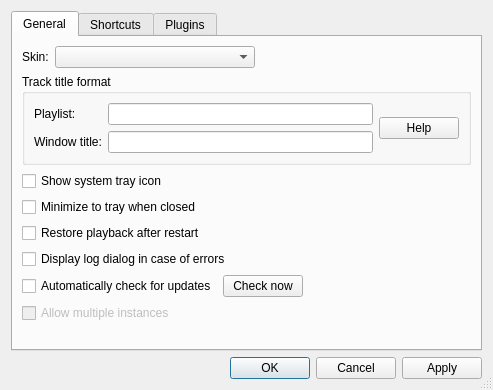
The window that src/preferencesDialog.ui (nulloy/nulloy) describes before a commit, drawn with Qt 5.
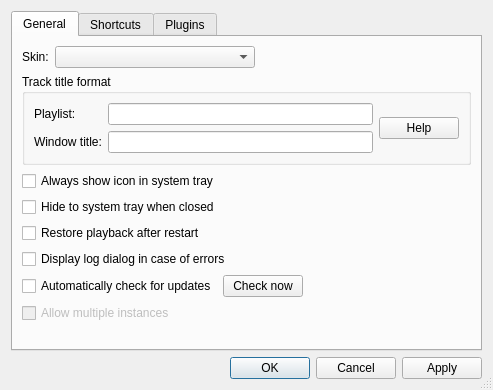
The same window after the commit. Custom widgets are drawn as their Qt base class.

Commit message: rising window on systray click fixed

```diff
--- a/src/preferencesDialog.ui
+++ b/src/preferencesDialog.ui
@@ -111,14 +111,14 @@
        <item>
         <widget class="QCheckBox" name="trayIconCheckBox">
          <property name="text">
-          <string>Show system tray icon</string>
+          <string>Always show icon in system tray</string>
          </property>
         </widget>
        </item>
        <item>
         <widget class="QCheckBox" name="minimizeToTrayCheckBox">
          <property name="text">
-          <string>Minimize to tray when closed</string>
+          <string>Hide to system tray when closed</string>
          </property>
         </widget>
        </item>
```
The commit also changes 2 other files.
